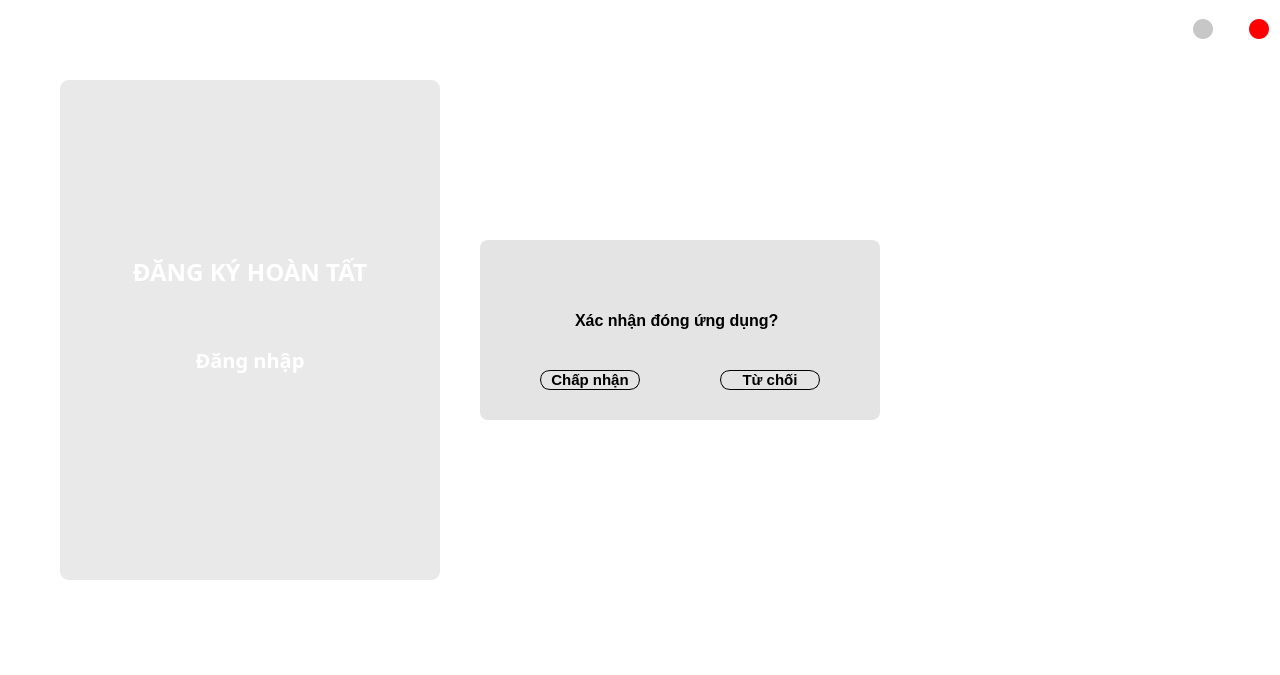
The window that UI_Files/Login_gui.ui (hoangm960/Astraea) describes before a commit, drawn with Qt 5.
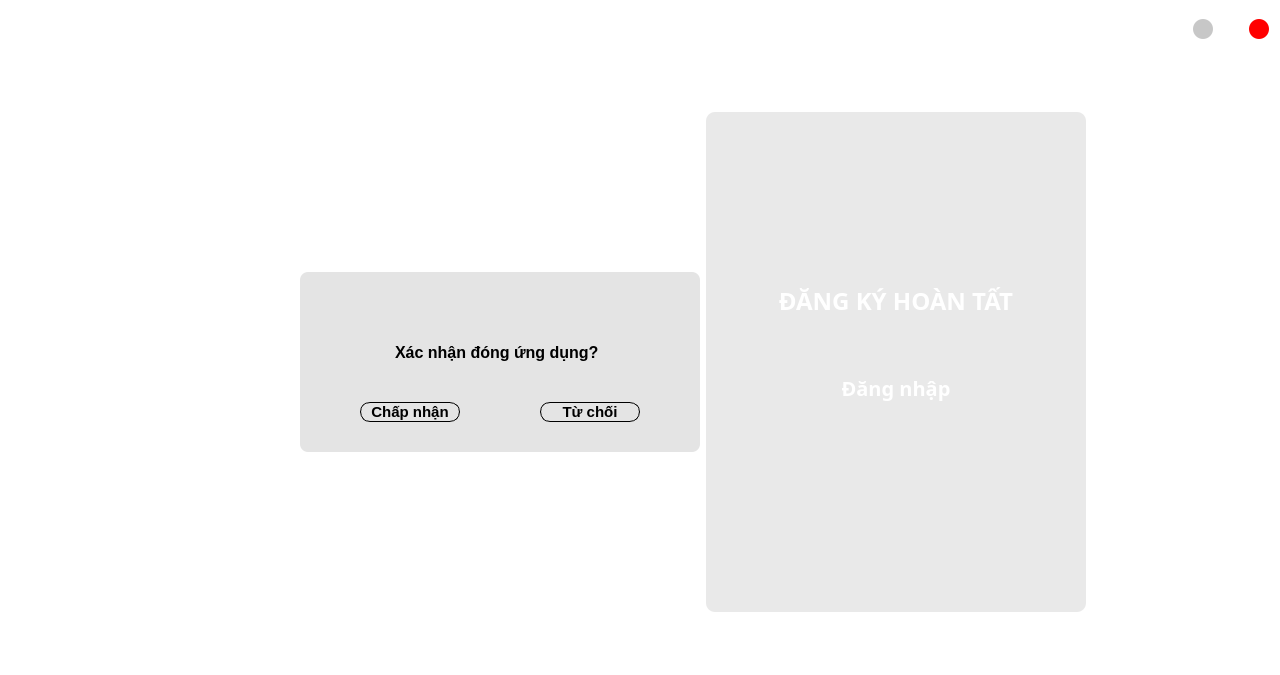
The same window after the commit. The open tabs and pages were chosen to show the change. Icons and pictures are not drawn.

Diff of the .ui file:
```diff
--- a/UI_Files/Login_gui.ui
+++ b/UI_Files/Login_gui.ui
@@ -299,7 +299,7 @@
          </layout>
         </widget>
        </item>
-       <item>
+       <item alignment="Qt::AlignRight">
         <widget class="QFrame" name="frame">
          <property name="enabled">
           <bool>true</bool>
@@ -327,124 +327,26 @@
          <property name="frameShadow">
           <enum>QFrame::Raised</enum>
          </property>
-         <widget class="QFrame" name="OkCancelFrame">
-          <property name="geometry">
-           <rect>
-            <x>480</x>
-            <y>200</y>
-            <width>400</width>
-            <height>180</height>
-           </rect>
-          </property>
-          <property name="styleSheet">
-           <string notr="true">QFrame {
-	background-color: rgb(228, 228, 228);
-	border-radius: 8px;
-}</string>
-          </property>
+         <layout class="QHBoxLayout" name="horizontalLayout_7">
+          <item>
+           <widget class="QFrame" name="HorizontalSpacer_R">
           <property name="frameShape">
-           <enum>QFrame::NoFrame</enum>
+             <enum>QFrame::StyledPanel</enum>
           </property>
           <property name="frameShadow">
            <enum>QFrame::Raised</enum>
           </property>
-          <widget class="QPushButton" name="Accept">
-           <property name="geometry">
-            <rect>
-             <x>60</x>
-             <y>130</y>
-             <width>100</width>
-             <height>20</height>
-            </rect>
-           </property>
-           <property name="styleSheet">
-            <string notr="true">QPushButton {
-border-radius:10;
-	border-color: rgb(0, 0, 0);
-	border : 1px solid ;
-font: bold;
-font-size: 15px;
-}
-QPushButton:hover {
-	background-color: rgb(0, 0, 0);
-	color: rgb(255, 255, 255);
-}</string>
-           </property>
-           <property name="text">
-            <string>Chấp nhận</string>
-           </property>
-          </widget>
-          <widget class="QPushButton" name="Deny">
-           <property name="geometry">
-            <rect>
-             <x>240</x>
-             <y>130</y>
-             <width>100</width>
-             <height>20</height>
-            </rect>
-           </property>
-           <property name="toolTip">
-            <string/>
-           </property>
-           <property name="styleSheet">
-            <string notr="true">QPushButton {
-border-radius:10;
-	border-color: rgb(0, 0, 0);
-	border : 1px solid ;
-font: bold;
-font-size: 15px;
-}
-QPushButton:hover {
-	background-color: rgb(0, 0, 0);
-	color: rgb(255, 255, 255);
-}</string>
-           </property>
-           <property name="text">
-            <string>Từ chối</string>
-           </property>
-           <property name="checkable">
-            <bool>true</bool>
-           </property>
-           <property name="checked">
-            <bool>true</bool>
-           </property>
-           <property name="autoRepeat">
-            <bool>false</bool>
-           </property>
-           <property name="autoExclusive">
-            <bool>true</bool>
-           </property>
-          </widget>
-          <widget class="QLabel" name="label_2">
-           <property name="geometry">
-            <rect>
-             <x>95</x>
-             <y>60</y>
-             <width>211</width>
-             <height>41</height>
-            </rect>
-           </property>
-           <property name="styleSheet">
-            <string notr="true">background-color: none;
-font:bold;
-font-size: 16px;
-color: rgb(0, 0, 0);</string>
-           </property>
-           <property name="text">
-            <string>Xác nhận đóng ứng dụng?</string>
-           </property>
-          </widget>
-         </widget>
+           </widget>
+          </item>
+          <item>
          <widget class="QFrame" name="frame_4">
-          <property name="geometry">
-           <rect>
-            <x>60</x>
-            <y>40</y>
+            <property name="minimumSize">
+             <size>
             <width>380</width>
             <height>500</height>
-           </rect>
-          </property>
-          <property name="minimumSize">
+             </size>
+            </property>
+            <property name="maximumSize">
            <size>
             <width>380</width>
             <height>500</height>
@@ -466,7 +368,7 @@
              <x>0</x>
              <y>0</y>
              <width>380</width>
-             <height>507</height>
+               <height>500</height>
             </rect>
            </property>
            <property name="minimumSize">
@@ -477,8 +379,8 @@
            </property>
            <property name="maximumSize">
             <size>
-             <width>16777215</width>
-             <height>16777215</height>
+               <width>380</width>
+               <height>500</height>
             </size>
            </property>
            <property name="styleSheet">
@@ -2410,8 +2312,151 @@
            </widget>
           </widget>
          </widget>
-         <zorder>frame_4</zorder>
-         <zorder>OkCancelFrame</zorder>
+          </item>
+          <item>
+           <widget class="QFrame" name="OkCancelFrame">
+            <property name="minimumSize">
+             <size>
+              <width>400</width>
+              <height>180</height>
+             </size>
+            </property>
+            <property name="maximumSize">
+             <size>
+              <width>400</width>
+              <height>180</height>
+             </size>
+            </property>
+            <property name="styleSheet">
+             <string notr="true">QFrame {
+	background-color: rgb(228, 228, 228);
+	border-radius: 8px;
+}</string>
+            </property>
+            <property name="frameShape">
+             <enum>QFrame::NoFrame</enum>
+            </property>
+            <property name="frameShadow">
+             <enum>QFrame::Raised</enum>
+            </property>
+            <widget class="QPushButton" name="Accept">
+             <property name="geometry">
+              <rect>
+               <x>60</x>
+               <y>130</y>
+               <width>100</width>
+               <height>20</height>
+              </rect>
+             </property>
+             <property name="styleSheet">
+              <string notr="true">QPushButton {
+border-radius:10;
+	border-color: rgb(0, 0, 0);
+	border : 1px solid ;
+font: bold;
+font-size: 15px;
+}
+QPushButton:hover {
+	background-color: rgb(0, 0, 0);
+	color: rgb(255, 255, 255);
+}</string>
+             </property>
+             <property name="text">
+              <string>Chấp nhận</string>
+             </property>
+            </widget>
+            <widget class="QPushButton" name="Deny">
+             <property name="geometry">
+              <rect>
+               <x>240</x>
+               <y>130</y>
+               <width>100</width>
+               <height>20</height>
+              </rect>
+             </property>
+             <property name="toolTip">
+              <string/>
+             </property>
+             <property name="styleSheet">
+              <string notr="true">QPushButton {
+border-radius:10;
+	border-color: rgb(0, 0, 0);
+	border : 1px solid ;
+font: bold;
+font-size: 15px;
+}
+QPushButton:hover {
+	background-color: rgb(0, 0, 0);
+	color: rgb(255, 255, 255);
+}</string>
+             </property>
+             <property name="text">
+              <string>Từ chối</string>
+             </property>
+             <property name="shortcut">
+              <string>Esc</string>
+             </property>
+             <property name="checkable">
+              <bool>true</bool>
+             </property>
+             <property name="checked">
+              <bool>true</bool>
+             </property>
+             <property name="autoRepeat">
+              <bool>false</bool>
+             </property>
+             <property name="autoExclusive">
+              <bool>true</bool>
+             </property>
+            </widget>
+            <widget class="QLabel" name="label_2">
+             <property name="geometry">
+              <rect>
+               <x>95</x>
+               <y>60</y>
+               <width>211</width>
+               <height>41</height>
+              </rect>
+             </property>
+             <property name="styleSheet">
+              <string notr="true">background-color: none;
+font:bold;
+font-size: 16px;
+color: rgb(0, 0, 0);</string>
+             </property>
+             <property name="text">
+              <string>Xác nhận đóng ứng dụng?</string>
+             </property>
+            </widget>
+           </widget>
+          </item>
+          <item>
+           <widget class="QFrame" name="HorizontalSpacer_L">
+            <property name="frameShape">
+             <enum>QFrame::StyledPanel</enum>
+            </property>
+            <property name="frameShadow">
+             <enum>QFrame::Raised</enum>
+            </property>
+           </widget>
+          </item>
+          <item>
+           <widget class="QFrame" name="HorizontalFrame">
+            <property name="maximumSize">
+             <size>
+              <width>100</width>
+              <height>16777215</height>
+             </size>
+            </property>
+            <property name="frameShape">
+             <enum>QFrame::StyledPanel</enum>
+            </property>
+            <property name="frameShadow">
+             <enum>QFrame::Raised</enum>
+            </property>
+           </widget>
+          </item>
+         </layout>
         </widget>
        </item>
       </layout>
```
Left out of the diff: 223 changed lines with no effect on the pictures. Lines whose indentation alone changed are shown as unchanged.
